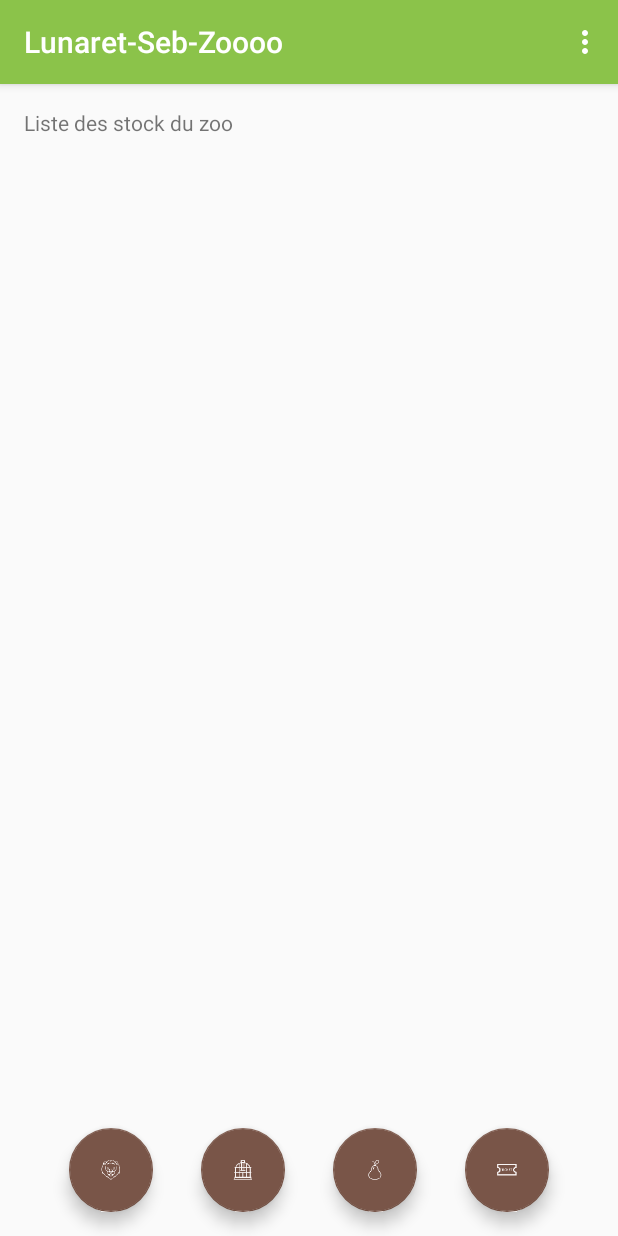
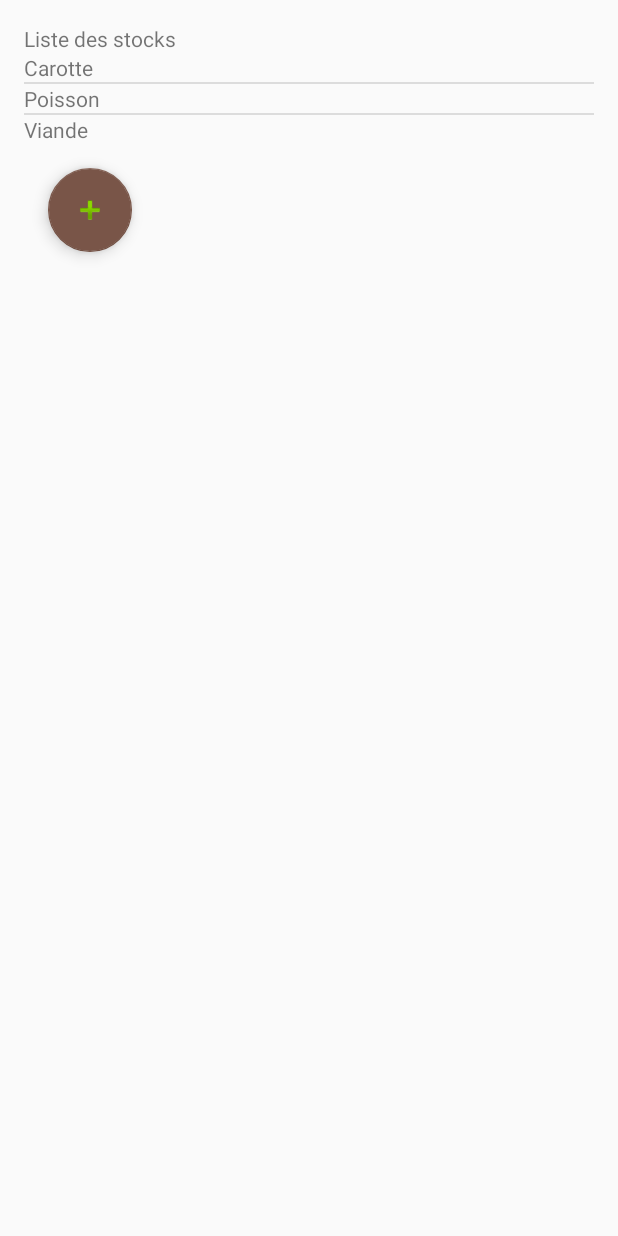
Before and after one commit to ZooDevTeam2/AndroidZooTeam2, an Android app: the screen it shows after launch (MainActivity before the commit, ListStockActivity after it), after a tap on an icon or button, on a phone screen of 412 x 824 dp. Run offline under Robolectric (Android 15) with nearby library versions, the light colour scheme and no system bars.

Commit message:
Update ListStockActivity.java and activity_list_stock
Modification of the implementation in ListStockActivity with ListActivity changed for Activity.
Other modification, use of an Adapter to link the Datasource with the view by the ListView marked

```diff
--- a/app/src/main/AndroidManifest.xml
+++ b/app/src/main/AndroidManifest.xml
@@ -22,7 +22,8 @@
         <activity android:name=".DetailAnimal" />
         <activity android:name=".DetailEnclos" />
         <activity android:name=".ListeEnclos" />
-        <activity android:name=".FormAddAnimaux"></activity>
+        <activity android:name=".FormAddAnimaux" />
+        <activity android:name=".stock.ListStockActivity"></activity>
     </application>
 
 </manifest>
--- a/app/src/main/java/com/lunaret_seb/hb/lunaret_seb_zoo/MainActivity.java
+++ b/app/src/main/java/com/lunaret_seb/hb/lunaret_seb_zoo/MainActivity.java
@@ -10,6 +10,8 @@ import android.view.View;
 import android.view.Menu;
 import android.view.MenuItem;
 import android.widget.TextView;
+
+import com.lunaret_seb.hb.lunaret_seb_zoo.stock.ListStockActivity;
 
 public class MainActivity extends AppCompatActivity {
 
@@ -45,7 +47,8 @@ public class MainActivity extends AppCompatActivity {
         fab_stock.setOnClickListener(new View.OnClickListener() {
             @Override
             public void onClick(View view) {
-                textList.setText("Liste des stock du zoo");
+                Intent intent = new Intent(MainActivity.this, ListStockActivity.class);
+                startActivity(intent);
             }
         });
         FloatingActionButton fab_tiquet = (FloatingActionButton) findViewById(R.id.fab_tiquet);
--- /dev/null
+++ b/app/src/main/java/com/lunaret_seb/hb/lunaret_seb_zoo/stock/ListStockActivity.java
@@ -0,0 +1,44 @@
+package com.lunaret_seb.hb.lunaret_seb_zoo.stock;
+
+import android.app.Activity;
+import android.app.ListActivity;
+import android.os.Bundle;
+import android.widget.ArrayAdapter;
+import android.widget.ListView;
+import android.widget.TextView;
+import com.lunaret_seb.hb.lunaret_seb_zoo.R;
+import java.util.ArrayList;
+import java.util.List;
+
+public class ListStockActivity extends Activity {
+    Stock stock1 = new Stock("Carotte",150,500);
+    Stock stock2 = new Stock("Poisson",70,350);
+    Stock stock3 = new Stock("Viande",50,400);
+
+    List<Stock> listStock = new ArrayList<>();
+    List<String> listNameStock = new ArrayList<>();
+
+    @Override
+    protected void onCreate(Bundle savedInstanceState) {
+        super.onCreate(savedInstanceState);
+        setContentView(R.layout.activity_list_stock);
+
+        final TextView textList = (TextView)findViewById(R.id.text_list_app);
+        textList.setText("Liste des stocks");
+
+        listStock.add(stock1);
+        listStock.add(stock2);
+        listStock.add(stock3);
+
+        for(int i=0; i < listStock.size();i++ ){
+            listNameStock.add(listStock.get(i).getName());
+        }
+        ArrayAdapter<String> adapter= new ArrayAdapter<String>(this,
+                R.layout.item_liste, R.id.text, listNameStock);
+
+        ListView listView = (ListView) findViewById(R.id.list);
+        //Here, the id of the view is linking directly on the id of the ListView of
+        // the associated layout
+        listView.setAdapter(adapter);
+    }
+}
--- a/app/src/main/java/com/lunaret_seb/hb/lunaret_seb_zoo/stock/Stock.java
+++ b/app/src/main/java/com/lunaret_seb/hb/lunaret_seb_zoo/stock/Stock.java
@@ -1,9 +1,11 @@
 package com.lunaret_seb.hb.lunaret_seb_zoo.stock;
+
+import java.io.Serializable;
 
 /**
  * Created by KEVIN on 07/06/2016.
  */
-public class Stock {
+public class Stock implements Serializable {
 
     private String name;
     private int quantities;
--- /dev/null
+++ b/app/src/main/res/layout/activity_list_stock.xml
@@ -0,0 +1,41 @@
+<?xml version="1.0" encoding="utf-8"?>
+<android.support.design.widget.CoordinatorLayout xmlns:android="http://schemas.android.com/apk/res/android"
+    xmlns:tools="http://schemas.android.com/tools"
+    android:layout_width="match_parent"
+    android:layout_height="match_parent"
+    android:paddingBottom="@dimen/activity_vertical_margin"
+    android:paddingLeft="@dimen/activity_horizontal_margin"
+    android:paddingRight="@dimen/activity_horizontal_margin"
+    android:paddingTop="@dimen/activity_vertical_margin"
+    tools:context="com.lunaret_seb.hb.lunaret_seb_zoo.stock.ListStockActivity">
+
+    <LinearLayout
+        android:layout_width="wrap_content"
+        android:layout_height="wrap_content"
+        android:orientation="vertical">
+
+        <TextView android:id="@+id/text_list_app"
+            android:layout_width="match_parent"
+            android:layout_height="match_parent"
+            android:text="" />
+
+        <ListView
+            android:id="@+id/list"
+            android:layout_width="wrap_content"
+            android:layout_height="wrap_content"
+            android:layout_gravity="left">
+
+        </ListView>
+
+        <android.support.design.widget.FloatingActionButton
+            android:id="@+id/fab_add_anim"
+            android:layout_width="wrap_content"
+            android:layout_height="wrap_content"
+            android:gravity="bottom"
+            android:layout_margin="@dimen/fab_margin"
+            android:src="@android:drawable/ic_input_add"
+            android:label="@string/title_list_anim"
+            android:scaleType="center"/>
+    </LinearLayout>
+
+</android.support.design.widget.CoordinatorLayout>
```
